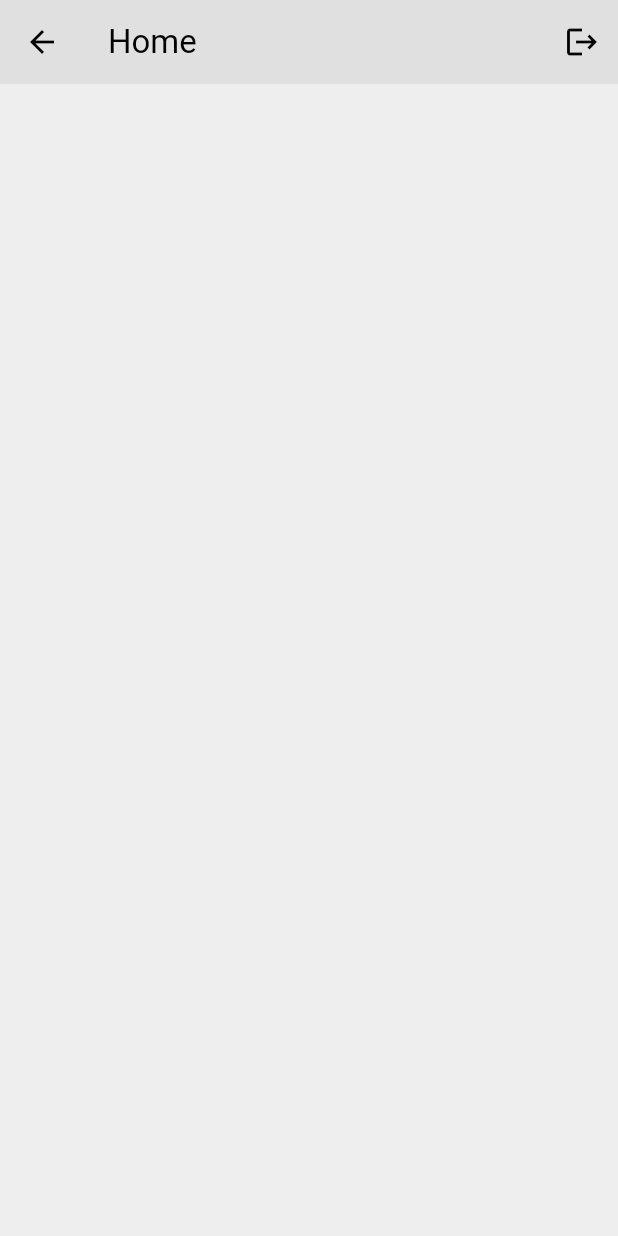
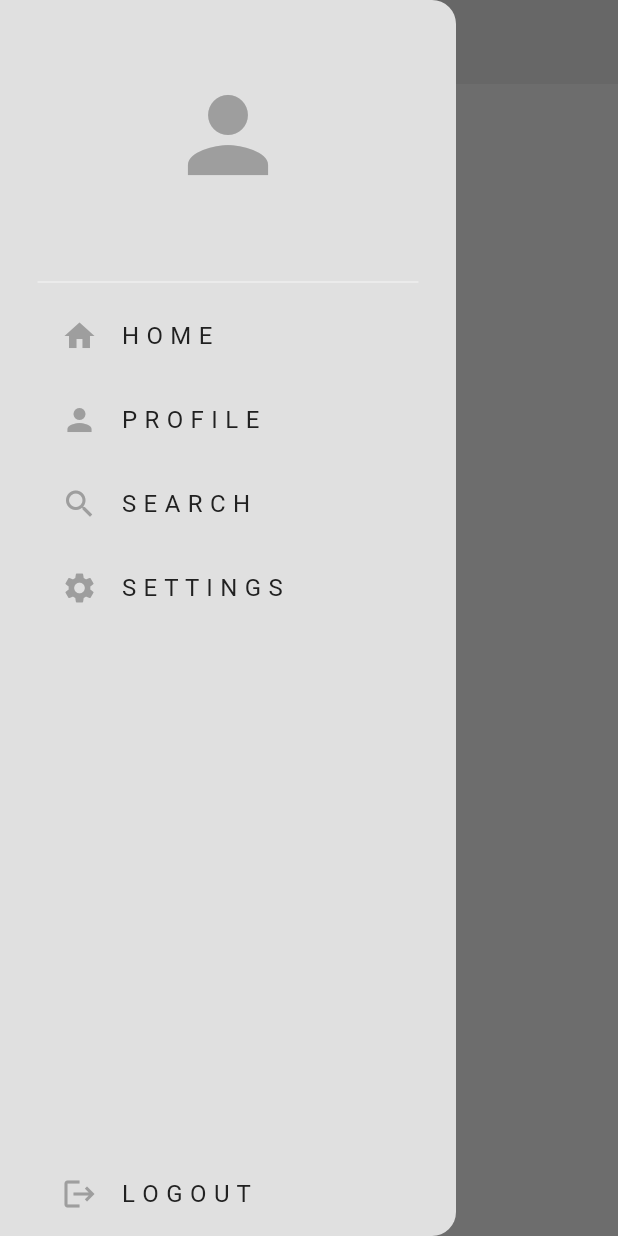
Before and after one commit to amar-belkhede/social_media_mitch, a Flutter app: the HomePage screen opened directly, with the side drawer open (before the commit the screen has no drawer), on a phone screen of 412 x 824 dp. Run offline on Flutter 3.47's test engine with Material 3 defaults, Android fonts, the phone set to English and light mode, and no system bars; our stand-ins replace cloud_firestore, firebase_auth, firebase_core, flutter_bloc; accounts and stored records are empty.

Commit message:
drawer and profile

```diff
--- a/lib/app.dart
+++ b/lib/app.dart
@@ -6,7 +6,7 @@ import 'package:social_media_mitch/feature/auth/domain/repos/auth_repo.dart';
 import 'package:social_media_mitch/feature/auth/presentation/cubits/auth_cubit.dart';
 import 'package:social_media_mitch/feature/auth/presentation/cubits/auth_states.dart';
 import 'package:social_media_mitch/feature/auth/presentation/pages/auth_page.dart';
-import 'package:social_media_mitch/feature/post/presentation/home_page.dart';
+import 'package:social_media_mitch/feature/home/presentation/home_page.dart';
 import 'package:social_media_mitch/themes/light_mode.dart';
 
 class MyApp extends StatelessWidget {
--- /dev/null
+++ b/lib/feature/home/presentation/components/my_drawer.dart
@@ -0,0 +1,71 @@
+import 'package:flutter/foundation.dart';
+import 'package:flutter/material.dart';
+import 'package:social_media_mitch/feature/auth/presentation/cubits/auth_cubit.dart';
+import 'package:social_media_mitch/feature/home/presentation/components/my_drawer_tile.dart';
+import 'package:social_media_mitch/feature/profile/presentation/pages/profile_page.dart';
+import 'package:flutter_bloc/flutter_bloc.dart';
+
+class MyDrawer extends StatelessWidget {
+  const MyDrawer({super.key});
+
+  @override
+  Widget build(BuildContext context) {
+    return Drawer(
+      backgroundColor: Theme.of(context).colorScheme.surface,
+      child: SafeArea(
+        child: Padding(
+          padding: const EdgeInsets.symmetric(horizontal: 25),
+          child: Column(
+            children: [
+              Padding(
+                padding: const EdgeInsets.symmetric(vertical: 50),
+                child: Icon(
+                  Icons.person,
+                  size: 80,
+                  color: Theme.of(context).colorScheme.primary,
+                ),
+              ),
+              Divider(color: Theme.of(context).colorScheme.secondary),
+              MyDrawerTile(
+                title: "H O M E",
+                icon: Icons.home,
+                onTap: () => Navigator.of(context).pop(),
+              ),
+              MyDrawerTile(
+                title: "P R O F I L E",
+                icon: Icons.person,
+                onTap: () {
+                  Navigator.of(context).pop();
+                  Navigator.push(
+                    context,
+                    MaterialPageRoute(
+                      builder: (context) => ProfilePage(),
+                    ),
+                  );
+                },
+              ),
+              MyDrawerTile(
+                title: "S E A R C H",
+                icon: Icons.search,
+                onTap: () {},
+              ),
+              MyDrawerTile(
+                title: "S E T T I N G S",
+                icon: Icons.settings,
+                onTap: () {},
+              ),
+              const Spacer(),
+              MyDrawerTile(
+                title: "L O G O U T",
+                icon: Icons.logout,
+                onTap: () {
+                  context.read<AuthCubit>().logout();
+                },
+              ),
+            ],
+          ),
+        ),
+      ),
+    );
+  }
+}
--- /dev/null
+++ b/lib/feature/home/presentation/components/my_drawer_tile.dart
@@ -0,0 +1,31 @@
+import 'package:flutter/foundation.dart';
+import 'package:flutter/material.dart';
+
+class MyDrawerTile extends StatelessWidget {
+  final String title;
+  final IconData icon;
+  final void Function()? onTap;
+  const MyDrawerTile({
+    super.key,
+    required this.title,
+    required this.icon,
+    this.onTap,
+  });
+
+  @override
+  Widget build(BuildContext context) {
+    return ListTile(
+      title: Text(
+        title,
+        style: TextStyle(
+          color: Theme.of(context).colorScheme.inversePrimary,
+        ),
+      ),
+      leading: Icon(
+        icon,
+        color: Theme.of(context).colorScheme.primary,
+      ),
+      onTap: onTap,
+    );
+  }
+}
--- a/lib/feature/post/presentation/home_page.dart
+++ b/lib/feature/home/presentation/home_page.dart
@@ -3,6 +3,7 @@ import 'package:flutter/material.dart';
 import 'package:flutter/widgets.dart';
 import 'package:flutter_bloc/flutter_bloc.dart';
 import 'package:social_media_mitch/feature/auth/presentation/cubits/auth_cubit.dart';
+import 'package:social_media_mitch/feature/home/presentation/components/my_drawer.dart';
 
 class HomePage extends StatefulWidget {
   const HomePage({super.key});
@@ -17,15 +18,8 @@ class _HomePageState extends State<HomePage> {
     return Scaffold(
       appBar: AppBar(
         title: const Text("Home"),
-        actions: [
-          IconButton(
-            onPressed: () {
-              context.read<AuthCubit>().logout();
-            },
-            icon: const Icon(Icons.logout),
-          ),
-        ],
       ),
+      drawer: MyDrawer(),
     );
   }
 }
--- a/lib/main.dart
+++ b/lib/main.dart
@@ -4,7 +4,7 @@ import 'package:social_media_mitch/app.dart';
 import 'package:social_media_mitch/feature/auth/presentation/pages/auth_page.dart';
 import 'package:social_media_mitch/feature/auth/presentation/pages/login_page.dart';
 import 'package:social_media_mitch/feature/auth/presentation/pages/register_page.dart';
-import 'package:social_media_mitch/firebase_options.dart';
+import 'package:social_media_mitch/config/firebase_options.dart';
 import 'package:social_media_mitch/themes/light_mode.dart';
 
 void main() async {
--- a/pubspec.yaml
+++ b/pubspec.yaml
@@ -38,6 +38,7 @@ dependencies:
   firebase_core: ^3.8.0
   firebase_auth: ^5.3.3
   flutter_bloc: ^8.1.6
+  cloud_firestore: ^5.5.0
 
 dev_dependencies:
   flutter_test:
```
Also changed, not shown: lib/feature/auth/data/firebase_auth_repo.dart (+8 -0 lines), lib/feature/profile/presentation/pages/profile_page.dart (added, +27 -0 lines), lib/config/firebase_options.dart (renamed from lib/firebase_options.dart), lib/feature/profile/presentation/domain/entities/profile_user.dart (added), pubspec.lock, 3 other files.
